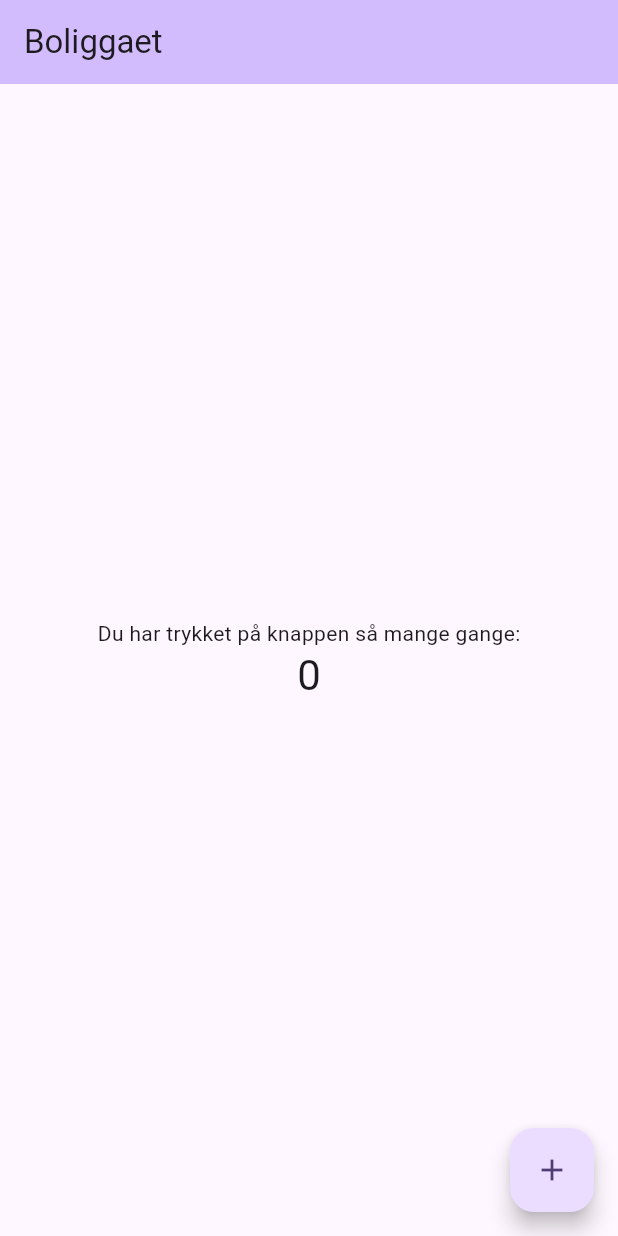
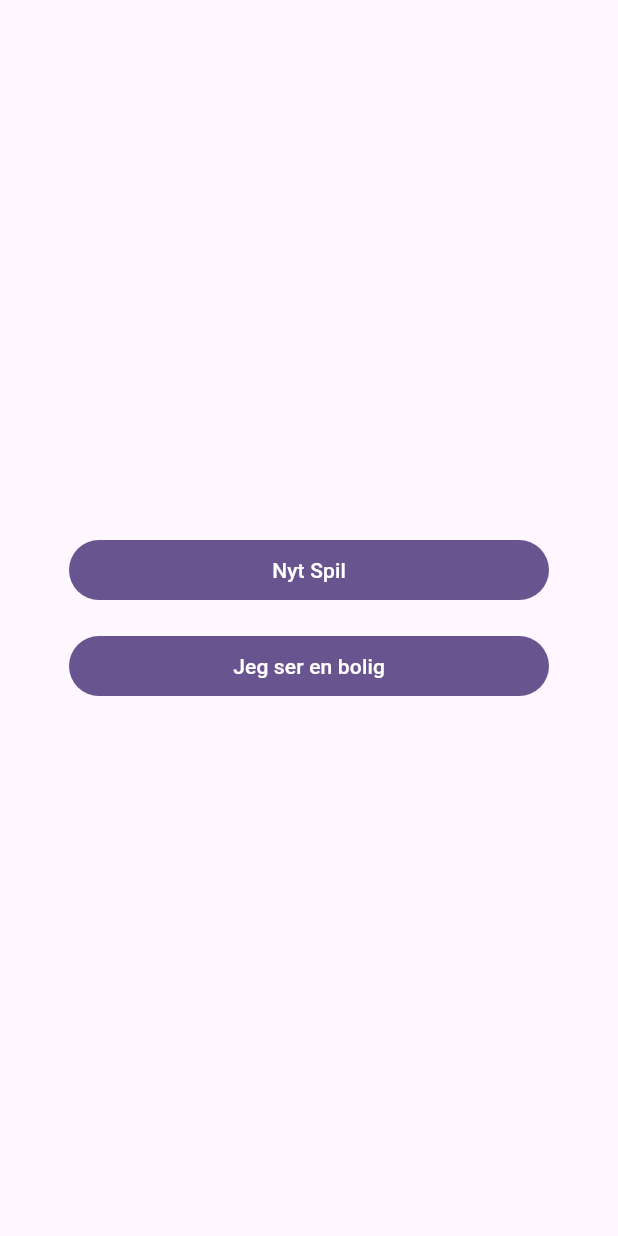
Before and after one commit to 7homsen/boliggaet, a Flutter app: the screen it shows after launch, on a phone screen of 412 x 824 dp. Run offline on Flutter 3.47's test engine with Material 3 defaults, Android fonts, the phone set to English and light mode, and no system bars; our stand-ins replace flutter_riverpod.

Commit message:
Replace counter page with start page
Add a start page with two stacked, equal-width buttons ("Nyt Spil" and
"Jeg ser en bolig"), centred and capped at 320px wide. The buttons do
nothing yet. Remove the template counter page and its view model, add
widget tests for the start page, and update the implementation spec.

Co-Authored-By: Claude Opus 5.5 <noreply@anthropic.com>

```diff
--- a/boliggaet/lib/features/home/presentation/home_screen.dart
+++ /dev/null
@@ -1,37 +0,0 @@
-import 'package:flutter/material.dart';
-import 'package:flutter_riverpod/flutter_riverpod.dart';
-
-import 'home_view_model.dart';
-
-class HomeScreen extends ConsumerWidget {
-  const HomeScreen({super.key});
-
-  @override
-  Widget build(BuildContext context, WidgetRef ref) {
-    final count = ref.watch(homeViewModelProvider);
-
-    return Scaffold(
-      appBar: AppBar(
-        backgroundColor: Theme.of(context).colorScheme.inversePrimary,
-        title: const Text('Boliggaet'),
-      ),
-      body: Center(
-        child: Column(
-          mainAxisAlignment: MainAxisAlignment.center,
-          children: [
-            const Text('Du har trykket på knappen så mange gange:'),
-            Text(
-              '$count',
-              style: Theme.of(context).textTheme.headlineMedium,
-            ),
-          ],
-        ),
-      ),
-      floatingActionButton: FloatingActionButton(
-        onPressed: () => ref.read(homeViewModelProvider.notifier).increment(),
-        tooltip: 'Læg en til',
-        child: const Icon(Icons.add),
-      ),
-    );
-  }
-}
--- a/boliggaet/lib/features/home/presentation/home_view_model.dart
+++ /dev/null
@@ -1,15 +0,0 @@
-import 'package:flutter_riverpod/flutter_riverpod.dart';
-
-/// ViewModel for [HomeScreen].
-///
-/// Holds the screen's state (here: a simple counter) and the actions the
-/// View can trigger. Replace with real state as the feature grows.
-class HomeViewModel extends Notifier<int> {
-  @override
-  int build() => 0;
-
-  void increment() => state = state + 1;
-}
-
-final homeViewModelProvider =
-    NotifierProvider.autoDispose<HomeViewModel, int>(HomeViewModel.new);
--- /dev/null
+++ b/boliggaet/lib/features/start/presentation/start_screen.dart
@@ -0,0 +1,37 @@
+import 'package:flutter/material.dart';
+
+/// The page shown at app start, where the user picks what to do.
+class StartScreen extends StatelessWidget {
+  const StartScreen({super.key});
+
+  static const double buttonMaxWidth = 320;
+
+  @override
+  Widget build(BuildContext context) {
+    return Scaffold(
+      body: SafeArea(
+        child: Center(
+          child: Padding(
+            padding: const EdgeInsets.symmetric(horizontal: 16),
+            child: ConstrainedBox(
+              constraints: const BoxConstraints(maxWidth: buttonMaxWidth),
+              child: Column(
+                mainAxisSize: MainAxisSize.min,
+                crossAxisAlignment: CrossAxisAlignment.stretch,
+                children: [
+                  // The pages behind these buttons come in later specs.
+                  FilledButton(onPressed: () {}, child: const Text('Nyt Spil')),
+                  const SizedBox(height: 16),
+                  FilledButton(
+                    onPressed: () {},
+                    child: const Text('Jeg ser en bolig'),
+                  ),
+                ],
+              ),
+            ),
+          ),
+        ),
+      ),
+    );
+  }
+}
--- a/boliggaet/lib/main.dart
+++ b/boliggaet/lib/main.dart
@@ -2,7 +2,7 @@ import 'package:flutter/material.dart';
 import 'package:flutter_riverpod/flutter_riverpod.dart';
 
 import 'core/theme/app_theme.dart';
-import 'features/home/presentation/home_screen.dart';
+import 'features/start/presentation/start_screen.dart';
 
 void main() {
   runApp(const ProviderScope(child: BoliggaetApp()));
@@ -16,7 +16,7 @@ class BoliggaetApp extends StatelessWidget {
     return MaterialApp(
       title: 'Boliggaet',
       theme: AppTheme.light,
-      home: const HomeScreen(),
+      home: const StartScreen(),
     );
   }
 }
```
Also changed, not shown: 5 other files.
